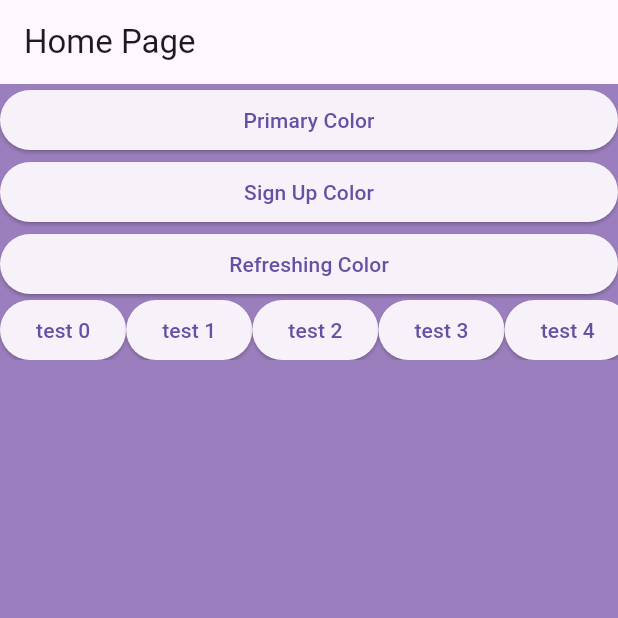
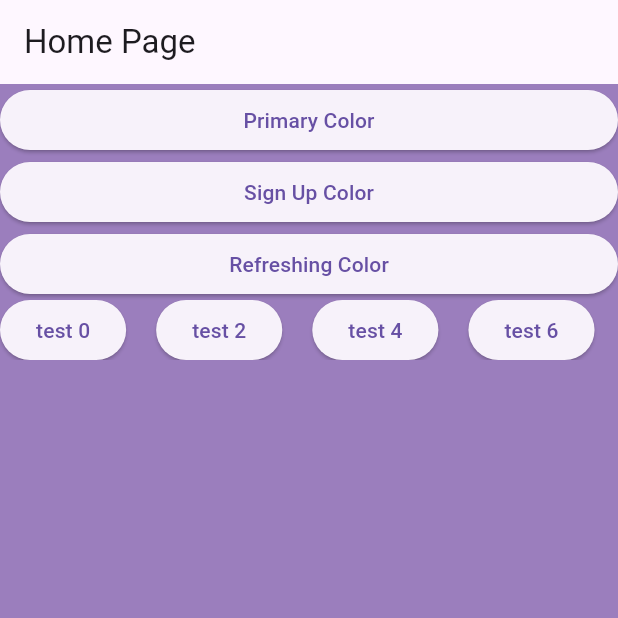
Before and after one commit to bidhan-skybase/Flutter-Class, a Flutter app: the screen it shows after launch, on a phone screen of 412 x 824 dp, the top half of it. Run offline on Flutter 3.47's test engine with Material 3 defaults, Android fonts, the phone set to English and light mode, and no system bars; our stand-ins replace get.

Commit message:
feat: Add even buttons only

```diff
--- a/lib/views/home_page.dart
+++ b/lib/views/home_page.dart
@@ -31,18 +31,28 @@ class HomePage extends StatelessWidget {
                 },
               ),
               //wrap with sizedbox in case of horizontal scrolling
+
               SizedBox(
                 height: 40,
                 child: ListView.builder(
-                  physics: NeverScrollableScrollPhysics(),
+                  physics: AlwaysScrollableScrollPhysics(),
                   itemCount: 20,
                   scrollDirection: Axis.horizontal,
+                  padding: EdgeInsets.only(right: 40),
                   shrinkWrap: true,
                   itemBuilder: (context, index) {
-                    return ElevatedButton(
-                      onPressed: () {},
-                      child: Text("test $index"),
-                    );
+                    if(index.isEven){
+                      return Padding(
+                        padding: const EdgeInsets.only(right: 20),
+                        child: ElevatedButton(
+                          onPressed: () {},
+                          child: Text("test $index"),
+                        ),
+                      );
+                    }else{
+                      return SizedBox();
+                    }
+
                   },
                 ),
               ),
```
